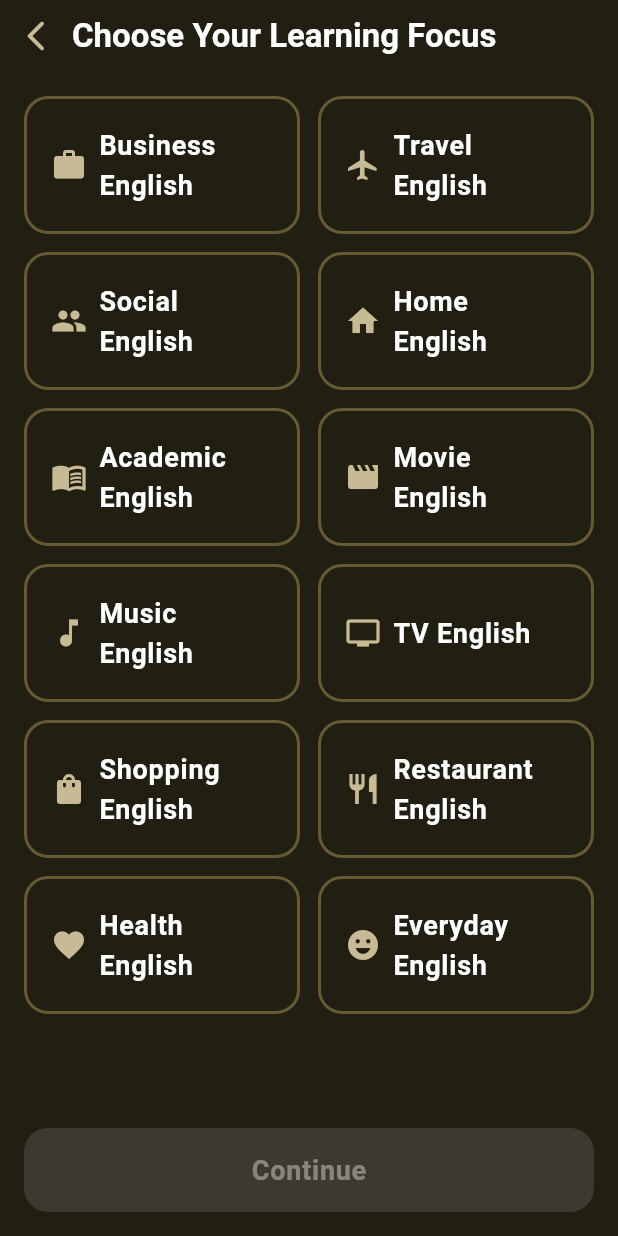
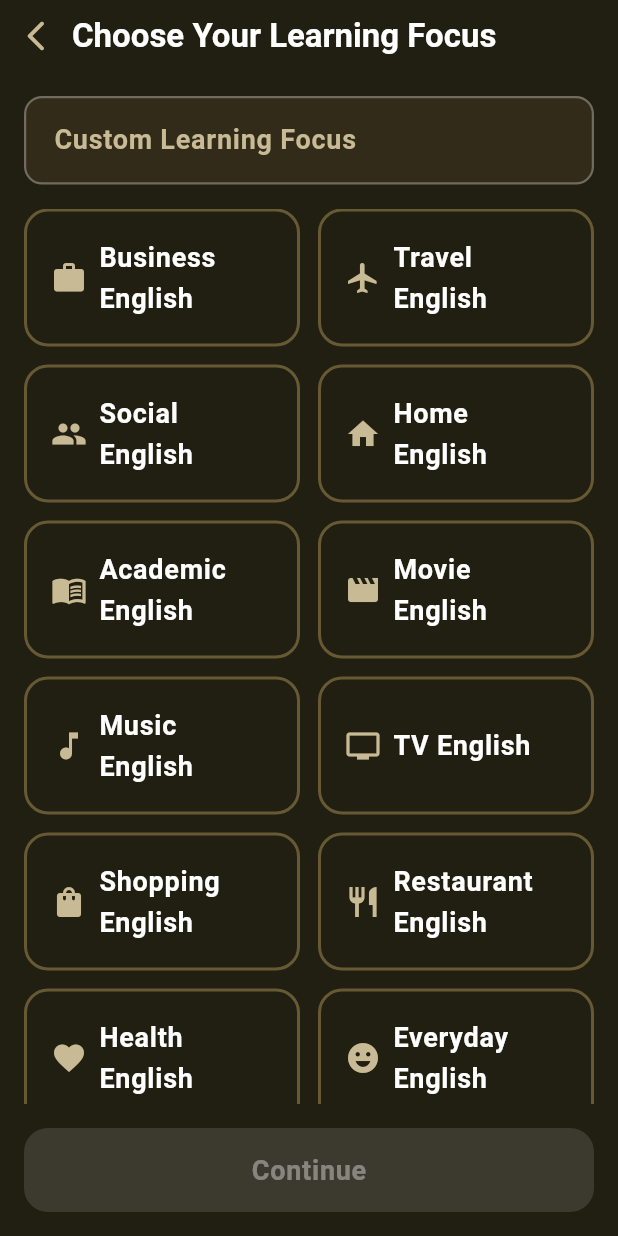
Before and after one commit to aminjafari-dev/learning_english, a Flutter app: the LearningFocusSelectionPage screen opened by its route, on a phone screen of 412 x 824 dp. Run offline on Flutter 3.47's test engine with Material 3 defaults, Android fonts, the phone set to English and light mode, and no system bars; our stand-ins replace bloc, cloud_firestore, dartz, dio, equatable, firebase_auth and 11 more; accounts and stored records are empty; generated files the repository leaves out were written again.

Commit message:
Add GTextFormField Widget and Enhance Learning Focus Selection Page
- Introduced GTextFormField as a custom wrapper for TextFormField, ensuring consistent styling and future customization options.
- Updated LearningFocusSelectionPage to include GTextFormField for custom learning focus input, enhancing user interaction.
- Implemented ContinueButton widget to manage navigation and selection saving, improving code organization and readability.
- Refactored LearningFocusOptionsGrid to streamline the display of learning focus options, enhancing maintainability.
- Enhanced localization support by adding custom learning focus strings in both English and Persian ARB files.
- Improved documentation and comments throughout the codebase to clarify usage and adhere to Clean Architecture principles.

```diff
--- /dev/null
+++ b/lib/core/widgets/g_text_form_field.dart
@@ -0,0 +1,121 @@
+/// GTextFormField is a custom wrapper for the standard TextFormField widget.
+///
+/// Usage Example:
+///   return GTextFormField(
+///     hintText: 'Enter your custom learning focus',
+///     onChanged: (value) => print(value),
+///   );
+///
+/// This helps maintain consistent text form field styling and allows for future customization.
+import 'package:flutter/material.dart';
+import 'g_text.dart';
+
+class GTextFormField extends StatelessWidget {
+  final String? hintText;
+  final String? labelText;
+  final String? initialValue;
+  final ValueChanged<String>? onChanged;
+  final ValueChanged<String>? onSubmitted;
+  final FormFieldValidator<String>? validator;
+  final TextInputType? keyboardType;
+  final TextInputAction? textInputAction;
+  final bool obscureText;
+  final Widget? prefixIcon;
+  final Widget? suffixIcon;
+  final int? maxLines;
+  final int? maxLength;
+  final bool enabled;
+  final TextEditingController? controller;
+  final FocusNode? focusNode;
+  final String? helperText;
+  final String? errorText;
+
+  const GTextFormField({
+    super.key,
+    this.hintText,
+    this.labelText,
+    this.initialValue,
+    this.onChanged,
+    this.onSubmitted,
+    this.validator,
+    this.keyboardType,
+    this.textInputAction,
+    this.obscureText = false,
+    this.prefixIcon,
+    this.suffixIcon,
+    this.maxLines = 1,
+    this.maxLength,
+    this.enabled = true,
+    this.controller,
+    this.focusNode,
+    this.helperText,
+    this.errorText,
+  });
+
+  @override
+  Widget build(BuildContext context) {
+    return TextFormField(
+      controller: controller,
+      focusNode: focusNode,
+      initialValue: initialValue,
+      onChanged: onChanged,
+      onFieldSubmitted: onSubmitted,
+      validator: validator,
+      keyboardType: keyboardType,
+      textInputAction: textInputAction,
+      obscureText: obscureText,
+      maxLines: maxLines,
+      maxLength: maxLength,
+      enabled: enabled,
+      decoration: InputDecoration(
+        hintText: hintText,
+        labelText: labelText,
+        prefixIcon: prefixIcon,
+        suffixIcon: suffixIcon,
+        helperText: helperText,
+        errorText: errorText,
+        border: OutlineInputBorder(
+          borderRadius: BorderRadius.circular(12),
+          borderSide: BorderSide(
+            color: Theme.of(context).colorScheme.outline.withOpacity(0.3),
+            width: 1.5,
+          ),
+        ),
+        enabledBorder: OutlineInputBorder(
+          borderRadius: BorderRadius.circular(12),
+          borderSide: BorderSide(
+            color: Theme.of(context).colorScheme.outline.withOpacity(0.3),
+            width: 1.5,
+          ),
+        ),
+        focusedBorder: OutlineInputBorder(
+          borderRadius: BorderRadius.circular(12),
+          borderSide: BorderSide(
+            color: Theme.of(context).colorScheme.primary,
+            width: 2,
+          ),
+        ),
+        errorBorder: OutlineInputBorder(
+          borderRadius: BorderRadius.circular(12),
+          borderSide: BorderSide(
+            color: Theme.of(context).colorScheme.error.withOpacity(0.7),
+            width: 1.5,
+          ),
+        ),
+        focusedErrorBorder: OutlineInputBorder(
+          borderRadius: BorderRadius.circular(12),
+          borderSide: BorderSide(
+            color: Theme.of(context).colorScheme.error,
+            width: 2,
+          ),
+        ),
+        filled: true,
+        fillColor: Theme.of(context).colorScheme.surface,
+        contentPadding: const EdgeInsets.symmetric(
+          horizontal: 16,
+          vertical: 16,
+        ),
+      ),
+    );
+  }
+}
--- a/lib/features/daily_lessons/presentation/widgets/phrase_card.dart
+++ b/lib/features/daily_lessons/presentation/widgets/phrase_card.dart
@@ -96,6 +96,9 @@ class PhraseCard extends StatelessWidget {
           ).textTheme.bodyLarge?.copyWith(fontWeight: FontWeight.bold),
         ),
         GGap.g4,
+        Align(
+          alignment: Alignment.centerRight,
+          child:
         Directionality(
           textDirection: TextDirection.rtl,
           child: GText(
@@ -106,6 +109,7 @@ class PhraseCard extends StatelessWidget {
             textAlign: TextAlign.start,
           ),
         ),
+        ),
       ],
     );
   }
--- a/lib/features/daily_lessons/presentation/widgets/vocabulary_section.dart
+++ b/lib/features/daily_lessons/presentation/widgets/vocabulary_section.dart
@@ -1,12 +1,17 @@
 // vocabulary_section.dart
 // Widget for displaying the vocabularies section.
+// Now uses shimmer loading animation for better user experience during loading states.
 
 import 'package:flutter/material.dart';
+import 'package:shimmer/shimmer.dart';
 import 'package:learning_english/core/widgets/g_text.dart';
 import 'package:learning_english/core/widgets/g_gap.dart';
 import 'package:learning_english/core/theme/app_theme.dart';
 import 'package:learning_english/features/daily_lessons/presentation/bloc/daily_lessons_state.dart';
 
+/// Widget for displaying the vocabularies section
+/// Handles different states: initial, loading, loaded, and error
+/// Now uses shimmer loading animation for better user experience
 class VocabularySection extends StatelessWidget {
   final VocabulariesState state;
   const VocabularySection({super.key, required this.state});
@@ -15,9 +20,60 @@ class VocabularySection extends StatelessWidget {
   Widget build(BuildContext context) {
     return state.when(
       initial: () => const SizedBox(),
-      loading: () => const Center(child: CircularProgressIndicator()),
-      loaded:
-          (vocabularies) => Column(
+      loading: () => _buildShimmerLoading(context),
+      loaded: (vocabularies) => _buildVocabulariesList(context, vocabularies),
+      error: (msg) => _buildErrorWidget(msg),
+    );
+  }
+
+  /// Builds shimmer loading animation for vocabularies
+  /// Creates multiple shimmer vocabulary rows to mimic the actual content
+  /// Provides better user experience compared to circular progress indicator
+  Widget _buildShimmerLoading(BuildContext context) {
+    return Shimmer.fromColors(
+      baseColor: AppTheme.surface,
+      highlightColor: AppTheme.hint.withOpacity(0.3),
+      child: Column(
+        children: List.generate(
+          5, // Show 5 shimmer vocabulary rows during loading
+          (index) => Padding(
+            padding: const EdgeInsets.symmetric(vertical: 2.0),
+            child: Row(
+              children: [
+                // English word shimmer
+                Container(
+                  height: 20,
+                  width: 120,
+                  decoration: BoxDecoration(
+                    color: Colors.white,
+                    borderRadius: BorderRadius.circular(4),
+                  ),
+                ),
+                GGap.g8,
+                // Persian translation shimmer
+                Container(
+                  height: 20,
+                  width: 80,
+                  decoration: BoxDecoration(
+                    color: Colors.white,
+                    borderRadius: BorderRadius.circular(4),
+                  ),
+                ),
+              ],
+            ),
+          ),
+        ),
+      ),
+    );
+  }
+
+  /// Builds the vocabularies list when data is loaded
+  /// Displays English words with their Persian translations in a row layout
+  Widget _buildVocabulariesList(
+    BuildContext context,
+    List<dynamic> vocabularies,
+  ) {
+    return Column(
       crossAxisAlignment: CrossAxisAlignment.start,
       children:
           vocabularies
@@ -28,23 +84,29 @@ class VocabularySection extends StatelessWidget {
                     children: [
                       GText(
                         vocab.english,
-                              style: Theme.of(context).textTheme.bodyLarge
-                                  ?.copyWith(fontWeight: FontWeight.bold),
+                        style: Theme.of(context).textTheme.bodyLarge?.copyWith(
+                          fontWeight: FontWeight.bold,
+                        ),
                       ),
                       GGap.g8,
+                      const Spacer(),
                       GText(
                         vocab.persian,
-                              style: Theme.of(context).textTheme.bodyMedium
-                                  ?.copyWith(color: AppTheme.hint),
+                        style: Theme.of(
+                          context,
+                        ).textTheme.bodyMedium?.copyWith(color: AppTheme.hint),
                       ),
                     ],
                   ),
                 ),
               )
               .toList(),
-          ),
-      error: (msg) => GText(msg, style: const TextStyle(color: Colors.red)),
     );
+  }
+
+  /// Builds error widget when vocabularies fail to load
+  Widget _buildErrorWidget(String message) {
+    return GText(message, style: const TextStyle(color: Colors.red));
   }
 }
 
--- a/lib/features/learning_focus_selection/presentation/bloc/learning_focus_selection_cubit.dart
+++ b/lib/features/learning_focus_selection/presentation/bloc/learning_focus_selection_cubit.dart
@@ -4,28 +4,32 @@ import 'package:meta/meta.dart';
 import '../../domain/usecases/save_learning_focus_selection_usecase.dart';
 
 /// State class for LearningFocusSelectionCubit.
-/// Holds a set of selected option indices and a flag for save success.
+/// Holds a set of selected option indices, custom text input, and a flag for save success.
 @immutable
 class LearningFocusSelectionState extends Equatable {
   final Set<int> selectedIndices;
+  final String customText;
   final bool saveSuccess;
   const LearningFocusSelectionState({
     this.selectedIndices = const {},
+    this.customText = '',
     this.saveSuccess = false,
   });
 
   LearningFocusSelectionState copyWith({
     Set<int>? selectedIndices,
+    String? customText,
     bool? saveSuccess,
   }) {
     return LearningFocusSelectionState(
       selectedIndices: selectedIndices ?? this.selectedIndices,
+      customText: customText ?? this.customText,
       saveSuccess: saveSuccess ?? this.saveSuccess,
     );
   }
 
   @override
-  List<Object?> get props => [selectedIndices, saveSuccess];
+  List<Object?> get props => [selectedIndices, customText, saveSuccess];
 }
 
 /// Cubit for managing the selection state of learning focus options.
@@ -53,15 +57,27 @@ class LearningFocusSelectionCubit extends Cubit<LearningFocusSelectionState> {
     emit(state.copyWith(selectedIndices: newSet, saveSuccess: false));
   }
 
+  /// Update custom text input.
+  void updateCustomText(String text) {
+    emit(state.copyWith(customText: text, saveSuccess: false));
+  }
+
   /// Clear all selections.
   void clearSelection() {
-    emit(state.copyWith(selectedIndices: {}, saveSuccess: false));
+    emit(state.copyWith(selectedIndices: {}, customText: '', saveSuccess: false));
   }
 
-  /// Save the selected options using the use case.
+  /// Save the selected options and custom text using the use case.
   Future<void> saveSelection() async {
     try {
-      await saveUseCase(state.selectedIndices.toList());
+      // Combine selected indices with custom text if provided
+      final selections = state.selectedIndices.toList();
+      if (state.customText.isNotEmpty) {
+        // You might want to handle custom text differently in your use case
+        // For now, we'll just save the selected indices
+        print('📝 [CUBIT] Custom text: ${state.customText}');
+      }
+      await saveUseCase(selections);
       emit(state.copyWith(saveSuccess: true));
     } catch (e) {
       print('❌ [CUBIT] Error saving learning focus selection: $e');
--- a/lib/features/learning_focus_selection/presentation/pages/learning_focus_selection_page.dart
+++ b/lib/features/learning_focus_selection/presentation/pages/learning_focus_selection_page.dart
@@ -6,7 +6,9 @@ import 'package:learning_english/core/widgets/g_text.dart';
 import 'package:learning_english/core/widgets/g_gap.dart';
 import 'package:learning_english/core/widgets/g_button.dart';
 import 'package:flutter_gen/gen_l10n/app_localizations.dart';
-import '../widgets/learning_focus_option_card.dart';
+import 'package:learning_english/core/widgets/g_text_form_field.dart';
+import 'package:learning_english/features/learning_focus_selection/presentation/widgets/continue_button.dart';
+import 'package:learning_english/features/learning_focus_selection/presentation/widgets/learnin_focus_option_grid.dart';
 import '../bloc/learning_focus_selection_cubit.dart';
 import 'package:learning_english/core/router/page_name.dart';
 
@@ -23,21 +25,6 @@ class LearningFocusSelectionPage extends StatelessWidget {
   @override
   Widget build(BuildContext context) {
     final l10n = AppLocalizations.of(context)!;
-    // List of static learning focus options with icons and localized labels
-    final options = [
-      _LearningFocusOption(Icons.work, l10n.learningFocusBusiness),
-      _LearningFocusOption(Icons.flight, l10n.learningFocusTravel),
-      _LearningFocusOption(Icons.people, l10n.learningFocusSocial),
-      _LearningFocusOption(Icons.home, l10n.learningFocusHome),
-      _LearningFocusOption(Icons.menu_book, l10n.learningFocusAcademic),
-      _LearningFocusOption(Icons.movie, l10n.learningFocusMovie),
-      _LearningFocusOption(Icons.music_note, l10n.learningFocusMusic),
-      _LearningFocusOption(Icons.tv, l10n.learningFocusTV),
-      _LearningFocusOption(Icons.shopping_bag, l10n.learningFocusShopping),
-      _LearningFocusOption(Icons.restaurant, l10n.learningFocusRestaurant),
-      _LearningFocusOption(Icons.favorite, l10n.learningFocusHealth),
-      _LearningFocusOption(Icons.emoji_emotions, l10n.learningFocusEveryday),
-    ];
 
     return GScaffold(
       backgroundColor: Theme.of(context).colorScheme.background,
@@ -64,88 +51,28 @@ class LearningFocusSelectionPage extends StatelessWidget {
             ),
 
             GGap.g16,
+            Padding(
+              padding: const EdgeInsets.symmetric(horizontal: 16.0),
+              child: GTextFormField(
+                hintText: l10n.learningFocusCustomHint,
+                labelText: l10n.learningFocusCustomLabel,
+                onChanged: (value) {
+                  getIt<LearningFocusSelectionCubit>().updateCustomText(value);
+                },
+              ),
+            ),
+            GGap.g16,
             // Grid of learning focus options with selection logic
             Expanded(
               child: Padding(
                 padding: const EdgeInsets.symmetric(horizontal: 16.0),
-                child: BlocBuilder<
-                  LearningFocusSelectionCubit,
-                  LearningFocusSelectionState
-                >(
-                  bloc: getIt<LearningFocusSelectionCubit>(),
-                  builder: (context, state) {
-                    return GridView.builder(
-                      itemCount: options.length,
-                      gridDelegate:
-                          const SliverGridDelegateWithFixedCrossAxisCount(
-                            crossAxisCount: 2,
-                            mainAxisSpacing: 12,
-                            crossAxisSpacing: 12,
-                            childAspectRatio:
-                                2, // Reduced for more vertical space
-                          ),
-                      itemBuilder: (context, index) {
-                        final option = options[index];
-                        final selected = state.selectedIndices.contains(index);
-                        // Only one line of text per card, so pass the same string for both title and subtitle
-                        return LearningFocusOptionCard(
-                          icon: option.icon,
-                          title: option.title,
-                          subtitle: '',
-                          selected: selected,
-                          onTap: () {
-                            getIt<LearningFocusSelectionCubit>()
-                                .toggleSelection(index);
-                          },
-                        );
-                      },
-                    );
-                  },
-                ),
+                child: LearningFocusOptionsGrid(),
               ),
             ),
             // Continue button at the bottom, enabled only if at least one option is selected
             SafeArea(
               minimum: const EdgeInsets.all(16),
-              child: BlocConsumer<
-                LearningFocusSelectionCubit,
-                LearningFocusSelectionState
-              >(
-                bloc: getIt<LearningFocusSelectionCubit>(),
-                listenWhen:
-                    (prev, curr) => curr.saveSuccess && !prev.saveSuccess,
-                listener: (context, state) {
-                  // Navigate to Daily Lessons page after successful save
-                  Navigator.of(context).pushNamed(PageName.dailyLessons);
-                },
-                builder: (context, state) {
-                  final isEnabled = state.selectedIndices.isNotEmpty;
-                  return GButton(
-                    text: l10n.continue_,
-                    onPressed:
-                        isEnabled
-                            ? () {
-                              getIt<LearningFocusSelectionCubit>()
-                                  .saveSelection();
-                            }
-                            : null,
-                    style: ElevatedButton.styleFrom(
-                      backgroundColor: Theme.of(context).colorScheme.primary,
-                      foregroundColor: Theme.of(context).colorScheme.onPrimary,
-                      textStyle: Theme.of(
-                        context,
-                      ).textTheme.bodyLarge?.copyWith(
-                        color: Theme.of(context).colorScheme.onPrimary,
-                        fontWeight: FontWeight.bold,
-                      ),
-                      minimumSize: const Size.fromHeight(56),
-                      shape: RoundedRectangleBorder(
-                        borderRadius: BorderRadius.circular(16),
-                      ),
-                    ),
-                  );
-                },
-              ),
+              child: ContinueButton(),
             ),
           ],
         ),
@@ -153,10 +80,3 @@ class LearningFocusSelectionPage extends StatelessWidget {
     );
   }
 }
-
-/// Private helper class to represent a learning focus option.
-class _LearningFocusOption {
-  final IconData icon;
-  final String title;
-  const _LearningFocusOption(this.icon, this.title);
-}
--- /dev/null
+++ b/lib/features/learning_focus_selection/presentation/widgets/continue_button.dart
@@ -0,0 +1,51 @@
+import 'package:flutter/material.dart';
+import 'package:learning_english/core/dependency%20injection/locator.dart';
+import 'package:learning_english/features/learning_focus_selection/presentation/bloc/learning_focus_selection_cubit.dart';
+import 'package:learning_english/core/router/page_name.dart';
+import 'package:flutter_bloc/flutter_bloc.dart';
+import 'package:learning_english/core/widgets/g_button.dart';
+import 'package:flutter_gen/gen_l10n/app_localizations.dart';
+
+class ContinueButton extends StatelessWidget {
+  const ContinueButton({super.key});
+
+  @override
+  Widget build(BuildContext context) {
+    final l10n = AppLocalizations.of(context)!;
+    return BlocConsumer<
+      LearningFocusSelectionCubit,
+      LearningFocusSelectionState
+    >(
+      bloc: getIt<LearningFocusSelectionCubit>(),
+      listenWhen: (prev, curr) => curr.saveSuccess && !prev.saveSuccess,
+      listener: (context, state) {
+        // Navigate to Daily Lessons page after successful save
+        Navigator.of(context).pushNamed(PageName.dailyLessons);
+      },
+      builder: (context, state) {
+        final isEnabled = state.selectedIndices.isNotEmpty;
+        return GButton(
+          text: l10n.continue_,
+          onPressed:
+              isEnabled
+                  ? () {
+                    getIt<LearningFocusSelectionCubit>().saveSelection();
+                  }
+                  : null,
+          style: ElevatedButton.styleFrom(
+            backgroundColor: Theme.of(context).colorScheme.primary,
+            foregroundColor: Theme.of(context).colorScheme.onPrimary,
+            textStyle: Theme.of(context).textTheme.bodyLarge?.copyWith(
+              color: Theme.of(context).colorScheme.onPrimary,
+              fontWeight: FontWeight.bold,
+            ),
+            minimumSize: const Size.fromHeight(56),
+            shape: RoundedRectangleBorder(
+              borderRadius: BorderRadius.circular(16),
+            ),
+          ),
+        );
+      },
+    );
+  }
+}
--- /dev/null
+++ b/lib/features/learning_focus_selection/presentation/widgets/learnin_focus_option_grid.dart
@@ -0,0 +1,69 @@
+import 'package:flutter/material.dart';
+import 'package:learning_english/core/dependency%20injection/locator.dart';
+import 'package:learning_english/features/learning_focus_selection/presentation/bloc/learning_focus_selection_cubit.dart';
+import 'package:learning_english/features/learning_focus_selection/presentation/widgets/learning_focus_option_card.dart';
+import 'package:flutter_bloc/flutter_bloc.dart';
+import 'package:flutter_gen/gen_l10n/app_localizations.dart';
+
+class LearningFocusOptionsGrid extends StatelessWidget {
+  const LearningFocusOptionsGrid({super.key});
+
+  @override
+  Widget build(BuildContext context) {
+
+    final l10n = AppLocalizations.of(context)!;
+    // List of static learning focus options with icons and localized labels
+    final options = [
+      _LearningFocusOption(Icons.work, l10n.learningFocusBusiness),
+      _LearningFocusOption(Icons.flight, l10n.learningFocusTravel),
+      _LearningFocusOption(Icons.people, l10n.learningFocusSocial),
+      _LearningFocusOption(Icons.home, l10n.learningFocusHome),
+      _LearningFocusOption(Icons.menu_book, l10n.learningFocusAcademic),
+      _LearningFocusOption(Icons.movie, l10n.learningFocusMovie),
+      _LearningFocusOption(Icons.music_note, l10n.learningFocusMusic),
+      _LearningFocusOption(Icons.tv, l10n.learningFocusTV),
+      _LearningFocusOption(Icons.shopping_bag, l10n.learningFocusShopping),
+      _LearningFocusOption(Icons.restaurant, l10n.learningFocusRestaurant),
+      _LearningFocusOption(Icons.favorite, l10n.learningFocusHealth),
+      _LearningFocusOption(Icons.emoji_emotions, l10n.learningFocusEveryday),
+    ];
+    return BlocBuilder<
+      LearningFocusSelectionCubit,
+      LearningFocusSelectionState
+    >(
+      bloc: getIt<LearningFocusSelectionCubit>(),
+      builder: (context, state) {
+        return GridView.builder(
+          itemCount: options.length,
+          gridDelegate: const SliverGridDelegateWithFixedCrossAxisCount(
+            crossAxisCount: 2,
+            mainAxisSpacing: 12,
+            crossAxisSpacing: 12,
+            childAspectRatio: 2, // Reduced for more vertical space
+          ),
+          itemBuilder: (context, index) {
+            final option = options[index];
+            final selected = state.selectedIndices.contains(index);
+            // Only one line of text per card, so pass the same string for both title and subtitle
+            return LearningFocusOptionCard(
+              icon: option.icon,
+              title: option.title,
+              subtitle: '',
+              selected: selected,
+              onTap: () {
+                getIt<LearningFocusSelectionCubit>().toggleSelection(index);
+              },
+            );
+          },
+        );
+      },
+    );
+  }
+}
+
+/// Private helper class to represent a learning focus option.
+class _LearningFocusOption {
+  final IconData icon;
+  final String title;
+  const _LearningFocusOption(this.icon, this.title);
+}
--- a/lib/features/learning_focus_selection/presentation/widgets/learning_focus_option_card.dart
+++ b/lib/features/learning_focus_selection/presentation/widgets/learning_focus_option_card.dart
@@ -50,7 +50,7 @@ class LearningFocusOptionCard extends StatelessWidget {
         borderRadius: BorderRadius.circular(16),
         onTap: onTap,
         child: Container(
-          padding: const EdgeInsets.symmetric(horizontal: 16,),
+          padding: const EdgeInsets.symmetric(horizontal: 16),
           decoration: BoxDecoration(
             border: Border.all(color: borderColor, width: 2),
             borderRadius: BorderRadius.circular(16),
--- a/lib/l10n/app_en.arb
+++ b/lib/l10n/app_en.arb
@@ -28,6 +28,8 @@
   "learningFocusRestaurant": "Restaurant English",
   "learningFocusHealth": "Health English",
   "learningFocusEveryday": "Everyday English",
+  "learningFocusCustomHint": "Or write your own learning focus...",
+  "learningFocusCustomLabel": "Custom Learning Focus",
   "learningFocusSavedSnack": "Selection saved! Navigating...",
   "yourDailyLessons": "Your Daily Lessons",
   "@yourDailyLessons": {
--- a/lib/l10n/app_fa.arb
+++ b/lib/l10n/app_fa.arb
@@ -28,6 +28,8 @@
   "learningFocusRestaurant": "انگلیسی رستوران",
   "learningFocusHealth": "انگلیسی سلامت",
   "learningFocusEveryday": "انگلیسی روزمره",
+  "learningFocusCustomHint": "یا تمرکز یادگیری خود را بنویسید...",
+  "learningFocusCustomLabel": "تمرکز یادگیری سفارشی",
   "learningFocusSavedSnack": "انتخاب ذخیره شد! در حال انتقال...",
   "yourDailyLessons": "درس‌های روزانه شما",
   "@yourDailyLessons": {
```
Lines whose indentation alone changed are shown as unchanged.
